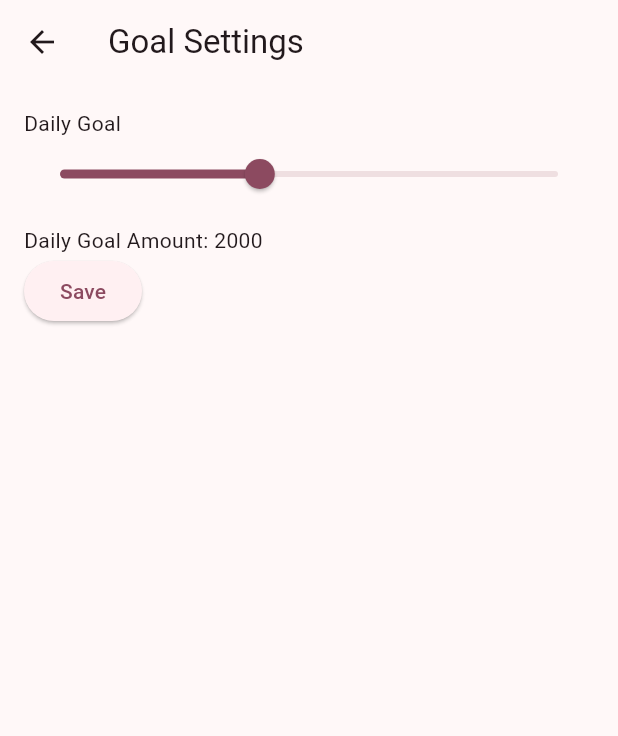
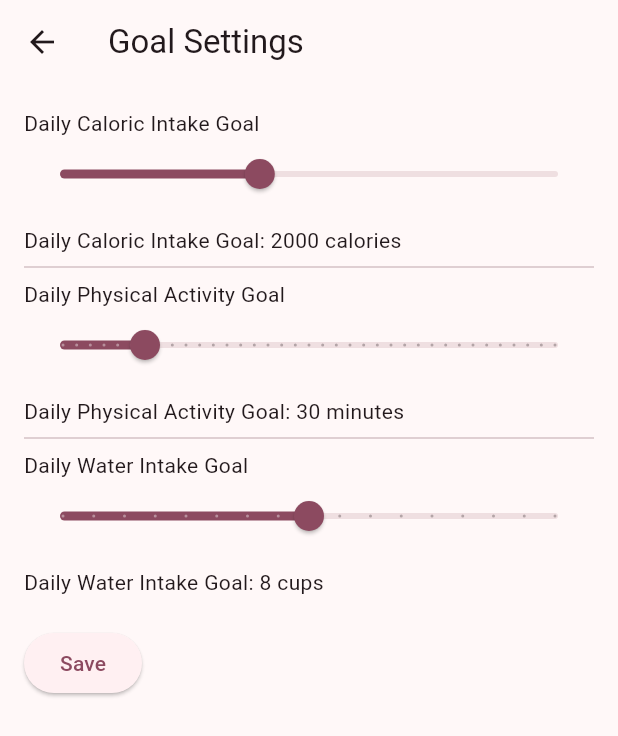
Before and after one commit to CSCI4100U/mobile-group-project-2023-mlja, a Flutter app: the GoalSettingsPage screen opened directly, on a phone screen of 412 x 824 dp. Shown: the top 736 px of the screen. Run offline on Flutter 3.47's test engine with Material 2 defaults, Android fonts, the phone set to English and light mode, and no system bars; our stand-ins replace sqflite; accounts and stored records are empty.

Commit message:
updated goals page to include more specific goals

```diff
--- a/life_balance_plus/lib/view/pages/settings_page.dart
+++ b/life_balance_plus/lib/view/pages/settings_page.dart
@@ -349,7 +349,9 @@ class GoalSettingsPage extends StatefulWidget {
 }
 
 class _GoalSettingsPageState extends State<GoalSettingsPage> {
-  int dailyGoal = 2000;
+  int dailyCaloricIntakeGoal = 2000;
+  int dailyPhysicalActivityGoal = 30; // in minutes
+  int dailyWaterIntakeGoal = 8; // in cups
 
   @override
   Widget build(BuildContext context) {
@@ -362,21 +364,55 @@ class _GoalSettingsPageState extends State<GoalSettingsPage> {
         child: Column(
           crossAxisAlignment: CrossAxisAlignment.start,
           children: [
-            Text('Daily Goal'),
+            Text('Daily Caloric Intake Goal'),
             Slider(
-              value: dailyGoal.toDouble(),
+              value: dailyCaloricIntakeGoal.toDouble(),
               onChanged: (value) {
                 setState(() {
-                  dailyGoal = value.round();
+                  dailyCaloricIntakeGoal = value.round();
                 });
               },
               min: 0,
               max: 5000,
               divisions: 100,
-              label: dailyGoal.toString(),
+              label: dailyCaloricIntakeGoal.toString(),
             ),
             SizedBox(height: 10.0),
-            Text('Daily Goal Amount: $dailyGoal'),
+            Text('Daily Caloric Intake Goal: $dailyCaloricIntakeGoal calories'),
+            Divider(),
+            Text('Daily Physical Activity Goal'),
+            Slider(
+              value: dailyPhysicalActivityGoal.toDouble(),
+              onChanged: (value) {
+                setState(() {
+                  dailyPhysicalActivityGoal = value.round();
+                });
+              },
+              min: 0,
+              max: 180, // Assuming a maximum of 3 hours of activity
+              divisions: 36, // 36 divisions for each 10 minutes
+              label: dailyPhysicalActivityGoal.toString(),
+            ),
+            SizedBox(height: 10.0),
+            Text(
+                'Daily Physical Activity Goal: $dailyPhysicalActivityGoal minutes'),
+            Divider(),
+            Text('Daily Water Intake Goal'),
+            Slider(
+              value: dailyWaterIntakeGoal.toDouble(),
+              onChanged: (value) {
+                setState(() {
+                  dailyWaterIntakeGoal = value.round();
+                });
+              },
+              min: 0,
+              max: 16, // Assuming a maximum of 16 cups
+              divisions: 16, // 16 divisions for each cup
+              label: dailyWaterIntakeGoal.toString(),
+            ),
+            SizedBox(height: 10.0),
+            Text('Daily Water Intake Goal: $dailyWaterIntakeGoal cups'),
+            SizedBox(height: 20.0),
             ElevatedButton(
               onPressed: () {
                 // Save the updated goal settings to the server or storage here.
```
